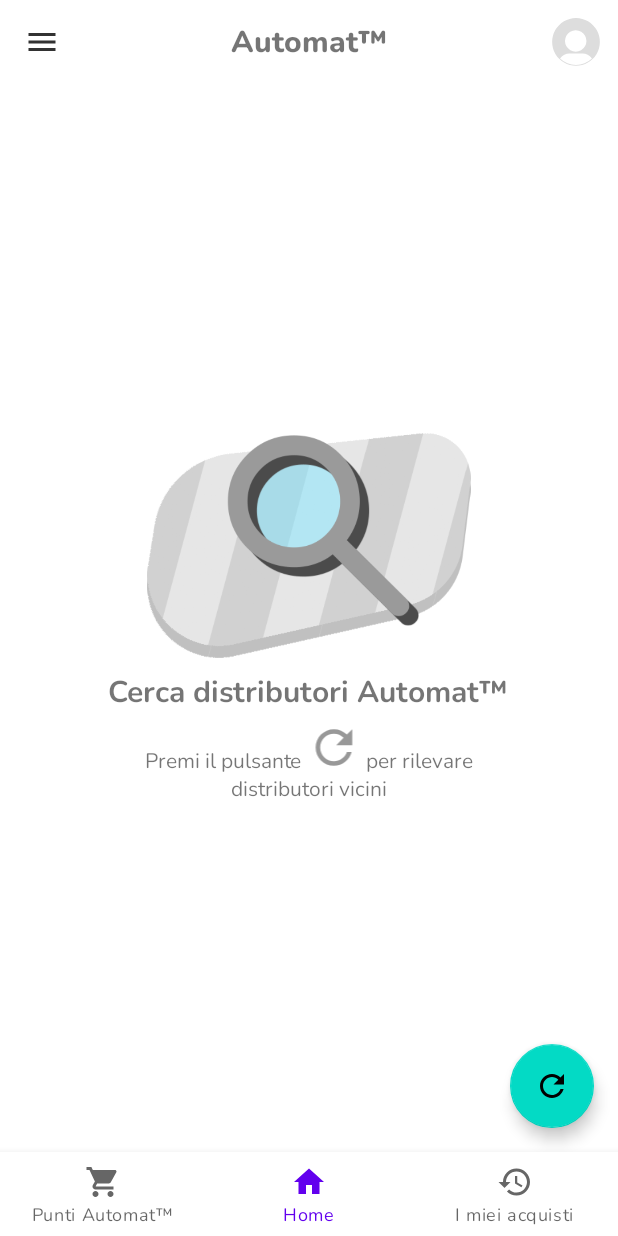
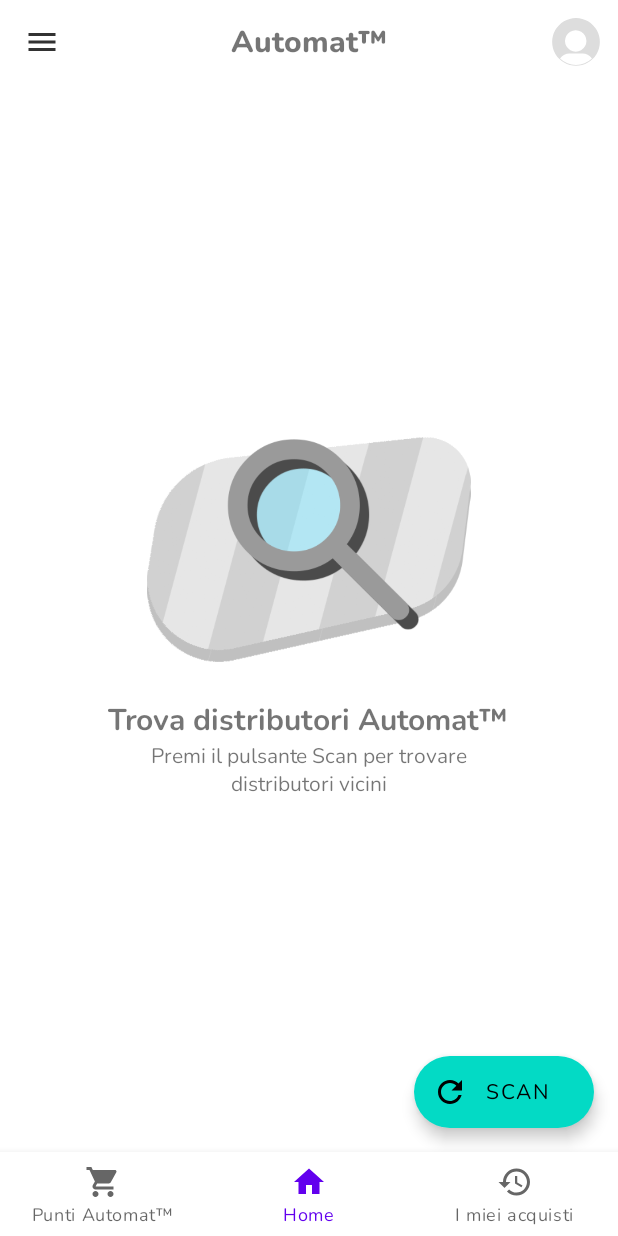
Before and after one commit to dalps/Automat, an Android app: the screen it shows after launch (HomeActivity), on a phone screen of 412 x 824 dp. Run offline under Robolectric (Android 15) with nearby library versions, the phone set to English and light mode, and no system bars.

Commit message:
Add and remove products from an order

```diff
--- a/app/src/main/java/com/monopalla/automat/HomeActivity.java
+++ b/app/src/main/java/com/monopalla/automat/HomeActivity.java
@@ -25,12 +25,7 @@ public class HomeActivity extends AppCompatActivity {
 
         binding.bottomNav.setSelectedItemId(R.id.home);
 
-        binding.scanHelp.setText(Utils.decorateText(getString(R.string.home_scan_help),
-                ResourcesCompat.getDrawable(getResources(), R.drawable.ic_baseline_refresh_24, null)));
-
-        binding.scanFAB.setOnClickListener(view -> {
-            binding.noMachineFound.setVisibility(View.GONE);
-            binding.detectedMachines.setVisibility(View.VISIBLE);
-        });
+        binding.scanFAB.setOnClickListener(view ->
+                AnimUtils.switchViewsWithCircularReveal(binding.noMachineFound, binding.machineSection));
     }
 }
--- a/app/src/main/java/com/monopalla/automat/ProductActivity.java
+++ b/app/src/main/java/com/monopalla/automat/ProductActivity.java
@@ -27,7 +27,7 @@ public class ProductActivity extends AppCompatActivity {
 
         binding.productPageAppBar.setNavigationOnClickListener(view -> finishAfterTransition());
 
-        binding.addToCartButton.setOnClickListener(view -> {
+        binding.productPageAddToCartButton.setOnClickListener(view -> {
             productData.addToCart(product);
             finishAfterTransition();
         });
--- a/app/src/main/java/com/monopalla/automat/Utils.java
+++ /dev/null
@@ -1,18 +0,0 @@
-package com.monopalla.automat;
-
-import android.graphics.drawable.Drawable;
-import android.text.Spannable;
-import android.text.SpannableString;
-import android.text.style.ImageSpan;
-
-public class Utils {
-    public static SpannableString decorateText(String text, Drawable icon) {
-        SpannableString textSpan = new SpannableString(text);
-        icon.setBounds(0, 0, 55, 55);
-        ImageSpan iconSpan = new ImageSpan(icon, ImageSpan.ALIGN_BOTTOM);
-        int startIndex = text.indexOf("%icon%");
-        textSpan.setSpan(iconSpan, startIndex, startIndex + 6, Spannable.SPAN_INCLUSIVE_INCLUSIVE);
-
-        return textSpan;
-    }
-}
--- /dev/null
+++ b/app/src/main/res/anim/fade_in.xml
@@ -0,0 +1,6 @@
+<?xml version="1.0" encoding="utf-8"?>
+<alpha xmlns:android="http://schemas.android.com/apk/res/android"
+    android:fromAlpha="0.0"
+    android:toAlpha="1.0"
+    android:duration="1000"
+    />
--- /dev/null
+++ b/app/src/main/res/anim/fade_out.xml
@@ -0,0 +1,6 @@
+<?xml version="1.0" encoding="utf-8"?>
+<alpha xmlns:android="http://schemas.android.com/apk/res/android"
+    android:fromAlpha="1.0"
+    android:toAlpha="0.0"
+    android:duration="1000"
+    />
--- a/app/src/main/res/drawable/ic_baseline_add_shopping_cart_24.xml
+++ b/app/src/main/res/drawable/ic_baseline_add_shopping_cart_24.xml
@@ -1,4 +1,4 @@
-<vector android:height="24dp" android:tint="@android:color/white"
+<vector android:height="24dp" android:tint="@android:color/black"
     android:viewportHeight="24" android:viewportWidth="24"
     android:width="24dp" xmlns:android="http://schemas.android.com/apk/res/android">
     <path android:fillColor="@android:color/white" android:pathData="M11,9h2L13,6h3L16,4h-3L13,1h-2v3L8,4v2h3v3zM7,18c-1.1,0 -1.99,0.9 -1.99,2S5.9,22 7,22s2,-0.9 2,-2 -0.9,-2 -2,-2zM17,18c-1.1,0 -1.99,0.9 -1.99,2s0.89,2 1.99,2 2,-0.9 2,-2 -0.9,-2 -2,-2zM7.17,14.75l0.03,-0.12 0.9,-1.63h7.45c0.75,0 1.41,-0.41 1.75,-1.03l3.86,-7.01L19.42,4h-0.01l-1.1,2 -2.76,5L8.53,11l-0.13,-0.27L6.16,6l-0.95,-2 -0.94,-2L1,2v2h2l3.6,7.59 -1.35,2.45c-0.16,0.28 -0.25,0.61 -0.25,0.96 0,1.1 0.9,2 2,2h12v-2L7.42,15c-0.13,0 -0.25,-0.11 -0.25,-0.25z"/>
--- /dev/null
+++ b/app/src/main/res/drawable/ic_baseline_remove_shopping_cart_24.xml
@@ -0,0 +1,5 @@
+<vector android:height="24dp" android:tint="@color/black"
+    android:viewportHeight="24" android:viewportWidth="24"
+    android:width="24dp" xmlns:android="http://schemas.android.com/apk/res/android">
+    <path android:fillColor="@android:color/white" android:pathData="M22.73,22.73L2.77,2.77 2,2l-0.73,-0.73L0,2.54l4.39,4.39 2.21,4.66 -1.35,2.45c-0.16,0.28 -0.25,0.61 -0.25,0.96 0,1.1 0.9,2 2,2h7.46l1.38,1.38c-0.5,0.36 -0.83,0.95 -0.83,1.62 0,1.1 0.89,2 1.99,2 0.67,0 1.26,-0.33 1.62,-0.84L21.46,24l1.27,-1.27zM7.42,15c-0.14,0 -0.25,-0.11 -0.25,-0.25l0.03,-0.12 0.9,-1.63h2.36l2,2L7.42,15zM15.55,13c0.75,0 1.41,-0.41 1.75,-1.03l3.58,-6.49c0.08,-0.14 0.12,-0.31 0.12,-0.48 0,-0.55 -0.45,-1 -1,-1L6.54,4l9.01,9zM7,18c-1.1,0 -1.99,0.9 -1.99,2S5.9,22 7,22s2,-0.9 2,-2 -0.9,-2 -2,-2z"/>
+</vector>
--- a/app/src/main/res/layout/activity_home.xml
+++ b/app/src/main/res/layout/activity_home.xml
@@ -42,13 +42,14 @@
         <ImageView
             android:layout_width="match_parent"
             android:layout_height="150dp"
+            android:layout_marginBottom="@dimen/medium_margin"
             android:src="@drawable/no_machine" />
 
         <TextView
             android:layout_width="wrap_content"
             android:layout_height="wrap_content"
             android:layout_marginTop="@dimen/small_margin"
-            android:text="Cerca distributori Automat™"
+            android:text="Trova distributori Automat™"
             android:textAlignment="center"
             android:textFontWeight="700"
             android:textSize="20sp" />
@@ -57,17 +58,17 @@
             android:id="@+id/scanHelp"
             android:layout_width="250dp"
             android:layout_height="wrap_content"
-            android:text="Premi %icon% per trovare distributori vicini"
+            android:text="@string/scan_help_text"
             android:textAlignment="center"/>
     </LinearLayout>
 
     <LinearLayout
-        android:id="@+id/detectedMachines"
+        android:id="@+id/machineSection"
         android:layout_width="match_parent"
         android:layout_height="match_parent"
         android:orientation="vertical"
         android:gravity="center"
-        android:visibility="gone">
+        android:visibility="invisible">
 
         <TextView
             android:layout_width="match_parent"
@@ -86,7 +87,7 @@
             android:layout_height="wrap_content" />
     </LinearLayout>
 
-    <com.google.android.material.floatingactionbutton.FloatingActionButton
+    <com.google.android.material.floatingactionbutton.ExtendedFloatingActionButton
         android:id="@+id/scanFAB"
         android:layout_width="wrap_content"
         android:layout_height="wrap_content"
@@ -94,7 +95,8 @@
         android:layout_alignParentEnd="true"
         android:layout_margin="16dp"
         android:contentDescription="@string/home_fab_description"
-        app:srcCompat="@drawable/ic_baseline_refresh_24"/>
+        android:text="Scan"
+        app:icon="@drawable/ic_baseline_refresh_24"/>
 
     <com.google.android.material.bottomnavigation.BottomNavigationView
         android:id="@+id/bottomNav"
--- a/app/src/main/res/layout/activity_product.xml
+++ b/app/src/main/res/layout/activity_product.xml
@@ -72,13 +72,13 @@
             android:id="@+id/purchaseButton"
             android:layout_width="match_parent"
             android:layout_height="wrap_content"
-            android:layout_above="@+id/addToCartButton"
+            android:layout_above="@+id/productPageAddToCartButton"
             android:text="Acquista subito"
             app:iconGravity="textStart"
             style="@style/Widget.MaterialComponents.Button.OutlinedButton"/>
 
         <com.google.android.material.button.MaterialButton
-            android:id="@+id/addToCartButton"
+            android:id="@+id/productPageAddToCartButton"
             android:layout_width="match_parent"
             android:layout_height="wrap_content"
             android:layout_alignParentBottom="true"
--- a/app/src/main/res/values/strings.xml
+++ b/app/src/main/res/values/strings.xml
@@ -3,8 +3,12 @@
     <string name="rv_machine_name">%1$s</string>
     <string name="rv_machine_status">%1$s</string>
     <string name="home_fab_description">Cerca Automat nelle vicinanze</string>
-    <string name="home_scan_help">Premi il pulsante %icon% per rilevare distributori vicini</string>
     <string name="machine_activity_subtitle">in %1$s</string>
     <string name="product_price">%1$.2f€</string>
     <string name="product_page_title">%1$s</string>
+    <string name="cart_full_alert">Non puoi ordinare più di 5 articoli</string>
+    <string name="cart_empty_alert">Il carrello è vuoto!</string>
+    <string name="cart_item_added_alert">%1$s aggiunto al carrello</string>
+    <string name="cart_item_removed_alert">%1$s rimosso dal carrello</string>
+    <string name="scan_help_text">Premi il pulsante Scan per trovare distributori vicini</string>
 </resources>
```
Also changed, not shown: app/src/main/java/com/monopalla/automat/AnimUtils.java (added, +67 -0 lines), app/src/main/java/com/monopalla/automat/MachineActivity.java (+25 -2 lines), app/src/main/java/com/monopalla/automat/ProductRecyclerViewAdapter.java (+44 -1 lines), app/src/main/java/com/monopalla/automat/data/ProductRepository.java (+10 -1 lines), app/src/main/res/layout/activity_machine.xml (+20 -2 lines), app/src/main/res/layout/product_recyclerview_item.xml (+14 -2 lines), app/src/main/res/menu/machine_actionbar_menu.xml (+1 -6 lines).
